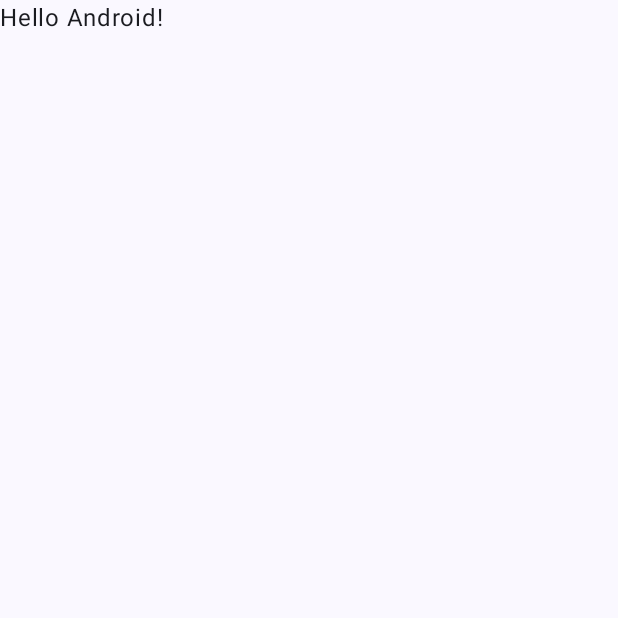
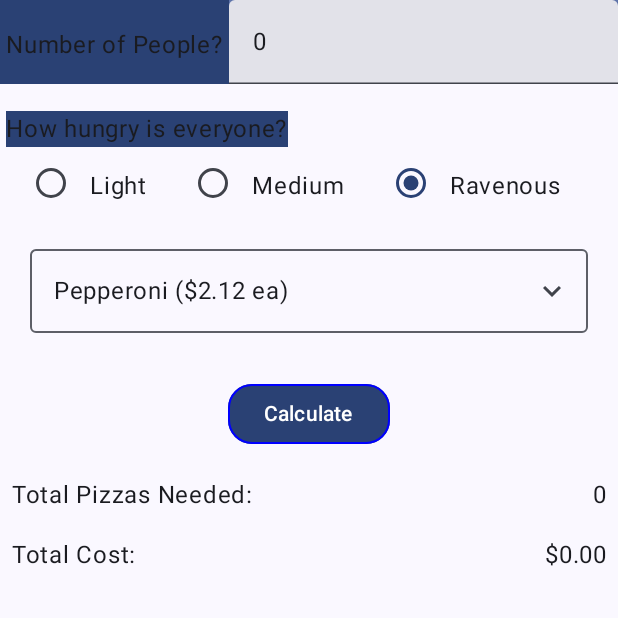
Before and after one commit to HAdamCode/CSCI448, an Android app built with Jetpack Compose: the screen it shows after launch (MainActivity), on a phone screen of 412 x 824 dp, the top half of it. Before the commit the part shown is almost empty. Run offline under Robolectric (Android 15) with nearby library versions, the phone set to English and light mode, and no system bars.

Commit message:
A1 Finished

```diff
--- a/hadam_A1/app/src/main/java/com/csci448/hadam/hadam_a1/MainActivity.kt
+++ b/hadam_A1/app/src/main/java/com/csci448/hadam/hadam_a1/MainActivity.kt
@@ -11,47 +11,41 @@ import androidx.compose.material3.Text
 import androidx.compose.runtime.Composable
 import androidx.compose.ui.Modifier
 import androidx.compose.ui.tooling.preview.Preview
+import com.csci448.hadam.hadam_a1.data.Pizza
+import com.csci448.hadam.hadam_a1.data.PizzaRepo
 import com.csci448.hadam.hadam_a1.presentation.*
 import com.csci448.hadam.hadam_a1.ui.theme.Hadam_A1Theme
 
 class MainActivity : ComponentActivity() {
     override fun onCreate(savedInstanceState: Bundle?) {
         super.onCreate(savedInstanceState)
+        var vm = PizzaViewModel(PizzaRepo.pizzas)
         setContent {
             Hadam_A1Theme {
-                // A surface container using the 'background' color from the theme
-                Surface(
-                    modifier = Modifier.fillMaxSize(),
-                    color = MaterialTheme.colorScheme.background
-                ) {
-                    Greeting("Android")
-                }
+                Surface(modifier = Modifier.fillMaxSize()) { PizzaScreen(vm) }
             }
         }
     }
 }
 
-@Composable
-fun Greeting(name: String) {
-    Text(text = "Hello $name!")
-}
-
 @Preview(showBackground = true)
 @Composable
 fun DefaultPreview() {
+    var vm = PizzaViewModel(PizzaRepo.pizzas)
     Hadam_A1Theme {
-        PizzaScreen()
+        PizzaScreen(vm)
     }
 }
 
 @Composable
-fun PizzaScreen() {
+fun PizzaScreen(vm : PizzaViewModel) {
     Column {
-        NumPeople()
-        Hunger()
-        PizzaSelect(10)
-        CalculateButton()
-        TotalPizzas(20)
-        TotalCost(40.30)
+        vm.InitTotals()
+        NumPeople(vm)
+        Hunger(vm)
+        PizzaSelect(vm)
+        CalculateButton(vm) {vm.selectedTotalPizzaState.value = it}
+        TotalPizzas(vm.selectedTotalPizzaState.value)
+        TotalCost(vm.selectedTotalCostState.value)
     }
 }
--- a/hadam_A1/app/src/main/java/com/csci448/hadam/hadam_a1/data/Pizza.kt
+++ b/hadam_A1/app/src/main/java/com/csci448/hadam/hadam_a1/data/Pizza.kt
@@ -1,3 +1,3 @@
 package com.csci448.hadam.hadam_a1.data
 
-data class Pizza(var name: String, var costPerPie: Double)
+data class Pizza(var name: Int, var costPerPie: Double)
--- a/hadam_A1/app/src/main/java/com/csci448/hadam/hadam_a1/data/PizzaRepo.kt
+++ b/hadam_A1/app/src/main/java/com/csci448/hadam/hadam_a1/data/PizzaRepo.kt
@@ -1,13 +1,15 @@
 package com.csci448.hadam.hadam_a1.data
+
+import com.csci448.hadam.hadam_a1.R
 
 object PizzaRepo {
     var pizzas =
         listOf(
-            Pizza("Pepperoni", 2.12),
-            Pizza("Vegetarian", 3.42),
-            Pizza("Vegan", 5.01),
-            Pizza("Meat Lovers", 2.13),
-            Pizza("Cheese", 2.06),
-            Pizza("Ham and Pineapple", 10.97)
+            Pizza(R.string.Pepperoni, 2.12),
+            Pizza(R.string.Vegetarian, 3.42),
+            Pizza(R.string.Vegan, 5.01),
+            Pizza(R.string.Meat_Lovers, 2.13),
+            Pizza(R.string.Cheese, 2.06),
+            Pizza(R.string.Ham_and_Pineapple, 10.97)
         )
 }
--- a/hadam_A1/app/src/main/java/com/csci448/hadam/hadam_a1/presentation/CalculateButton.kt
+++ b/hadam_A1/app/src/main/java/com/csci448/hadam/hadam_a1/presentation/CalculateButton.kt
@@ -1,5 +1,6 @@
 package com.csci448.hadam.hadam_a1.presentation
 
+import android.widget.Toast
 import androidx.compose.foundation.BorderStroke
 import androidx.compose.foundation.layout.*
 import androidx.compose.material3.Button
@@ -10,12 +11,17 @@ import androidx.compose.ui.Alignment
 import androidx.compose.ui.Modifier
 import androidx.compose.ui.graphics.Color
 import androidx.compose.ui.graphics.SolidColor
+import androidx.compose.ui.res.stringResource
 import androidx.compose.ui.tooling.preview.Preview
 import androidx.compose.ui.unit.Dp
 import androidx.compose.ui.unit.dp
+import com.csci448.hadam.hadam_a1.R
+import com.csci448.hadam.hadam_a1.data.Pizza
+import com.csci448.hadam.hadam_a1.data.PizzaRepo
+import java.lang.StrictMath.ceil
 
 @Composable
-fun CalculateButton() {
+fun CalculateButton(vm : PizzaViewModel, onCalculateClick : (Int?) -> Unit) {
     Column (
         modifier = Modifier
             .fillMaxWidth(),
@@ -23,20 +29,21 @@ fun CalculateButton() {
     ) {
 //        val context = ContextAmbient.current
         Button(
-            onClick = {null}, //Toast.makeText(this, "Test", Toast.LENGTH_LONG).show()
+            onClick = {onCalculateClick(vm.SetTotals())}, //Toast.makeText(this, "Test", Toast.LENGTH_LONG).show()
             modifier = Modifier.padding(all = Dp(10F)),
             enabled = true,
             border = BorderStroke(width = 1.dp, brush = SolidColor(Color.Blue)),
             shape = MaterialTheme.shapes.large,
 
         ) {
-            Text(text = "Calculate", color = Color.White)
+            Text(text = stringResource(id = R.string.Calculate), color = Color.White)
         }
     }
 }
 
 @Composable
 @Preview
-fun PreivewCalculateButton() {
-    CalculateButton()
+fun PreviewCalculateButton() {
+    var vm = PizzaViewModel(PizzaRepo.pizzas)
+    CalculateButton(vm, onCalculateClick = {})
 }
--- a/hadam_A1/app/src/main/java/com/csci448/hadam/hadam_a1/presentation/Hunger.kt
+++ b/hadam_A1/app/src/main/java/com/csci448/hadam/hadam_a1/presentation/Hunger.kt
@@ -9,17 +9,24 @@ import androidx.compose.runtime.mutableStateOf
 import androidx.compose.ui.tooling.preview.Preview
 import androidx.compose.runtime.remember
 import androidx.compose.ui.Modifier
+import androidx.compose.ui.res.stringResource
 import androidx.compose.ui.unit.dp
+import com.csci448.hadam.hadam_a1.R
+import com.csci448.hadam.hadam_a1.data.PizzaRepo
 
 @OptIn(ExperimentalMaterial3Api::class)
 @Composable
-fun Hunger() {
-    val options = listOf("Light", "Medium", "Ravenous")
+fun Hunger(vm : PizzaViewModel) {
+    val options = listOf(stringResource(id = R.string.Light),
+        stringResource(id = R.string.Medium),
+        stringResource(id = R.string.Ravenous))
     val (selectedOption, onOptionSelected) = remember { mutableStateOf(options[2]) }
+    vm.selectedHungerState?.value = selectedOption
     Row() {
         Column() {
-            Text(text = "How hungry is everyone?",
-                Modifier.padding(top = 18.dp, bottom = 0.dp, start = 4.dp, end = 4.dp)
+            Text(text = stringResource(id = R.string.How_hungry_is_everyone),
+                Modifier
+                    .padding(top = 18.dp, bottom = 0.dp, start = 4.dp, end = 4.dp)
                     .background(color = MaterialTheme.colorScheme.primary)
             )
             Row() {
@@ -56,11 +63,6 @@ fun Hunger() {
 @Composable
 @Preview
 fun PreivewHunger() {
-    Hunger()
+    var vm = PizzaViewModel(PizzaRepo.pizzas)
+    Hunger(vm)
 }
-
-@Composable
-fun RadioButtonComponent() {
-
-
-}
--- a/hadam_A1/app/src/main/java/com/csci448/hadam/hadam_a1/presentation/NumPeople.kt
+++ b/hadam_A1/app/src/main/java/com/csci448/hadam/hadam_a1/presentation/NumPeople.kt
@@ -12,24 +12,31 @@ import androidx.compose.runtime.Composable
 import androidx.compose.runtime.mutableStateOf
 import androidx.compose.runtime.remember
 import androidx.compose.ui.Modifier
+import androidx.compose.ui.res.stringResource
 import androidx.compose.ui.text.input.KeyboardType
 import androidx.compose.ui.text.input.TextFieldValue
+import androidx.compose.ui.text.input.getSelectedText
 import androidx.compose.ui.tooling.preview.Preview
 import androidx.compose.ui.unit.dp
+import com.csci448.hadam.hadam_a1.R
+import com.csci448.hadam.hadam_a1.data.PizzaRepo
 
 @Composable
-fun NumPeople() {
-    val inputValue = remember { mutableStateOf(TextFieldValue()) }
-    Row(modifier = Modifier.background(color = MaterialTheme.colorScheme.primary).fillMaxWidth()) {
+fun NumPeople(vm : PizzaViewModel) {
+    val inputValue = remember { mutableStateOf("0") }
+    vm.selectedNumPeopleState.value = inputValue.value.toIntOrNull()
+    Row(modifier = Modifier
+        .background(color = MaterialTheme.colorScheme.primary)
+        .fillMaxWidth()) {
         Text(
-            text = "Number of People?",
-            Modifier.padding(top = 18.dp, bottom = 0.dp, start = 4.dp, end = 4.dp)
+            text = stringResource(id = R.string.Num_People_Question),
+            Modifier
+                .padding(top = 18.dp, bottom = 0.dp, start = 4.dp, end = 4.dp)
                 .background(color = MaterialTheme.colorScheme.primary)
         )
         TextField(
             value = inputValue.value,
             onValueChange = { inputValue.value = it },
-            placeholder = {Text(text = "0")},
             keyboardOptions = KeyboardOptions(keyboardType = KeyboardType.Number),
             maxLines = 1,
             singleLine = true,
@@ -41,5 +48,6 @@ fun NumPeople() {
 @Composable
 @Preview
 fun PreviewNumPeople() {
-    NumPeople()
+    var vm = PizzaViewModel(PizzaRepo.pizzas)
+    NumPeople(vm)
 }
--- a/hadam_A1/app/src/main/java/com/csci448/hadam/hadam_a1/presentation/PizzaSelect.kt
+++ b/hadam_A1/app/src/main/java/com/csci448/hadam/hadam_a1/presentation/PizzaSelect.kt
@@ -15,20 +15,25 @@ import androidx.compose.ui.Modifier
 import androidx.compose.ui.geometry.Size
 import androidx.compose.ui.layout.onGloballyPositioned
 import androidx.compose.ui.platform.LocalDensity
+import androidx.compose.ui.res.stringResource
 import androidx.compose.ui.tooling.preview.Preview
 import androidx.compose.ui.unit.dp
 import androidx.compose.ui.unit.toSize
 import com.csci448.hadam.hadam_a1.data.PizzaRepo
 
 @Composable
-fun PizzaSelect(numSlices: Int) {
-    var totalPrice = "%.2f".format(numSlices * PizzaRepo.pizzas.firstOrNull()!!.costPerPie)
+fun PizzaSelect(vm : PizzaViewModel) {
+    var numSlices = 8
+    var totalPrice = "%.2f".format(PizzaRepo.pizzas.firstOrNull()!!.costPerPie)
     var mExpanded by remember { mutableStateOf(false) }
     val mPizzas = PizzaRepo.pizzas
+    val initText = "${stringResource(id = PizzaRepo.pizzas.firstOrNull()!!.name)} " +
+    "($${totalPrice} ea)"
     var selectedPizza by remember { mutableStateOf(
-        "${PizzaRepo.pizzas.firstOrNull()!!.name} " +
-                "($${totalPrice} ea)")}
+        initText)}
     var mTextFieldSize by remember { mutableStateOf(Size.Zero)}
+    var price by remember { mutableStateOf(PizzaRepo.pizzas.first().costPerPie) }
+    vm.selectedPriceState.value = price
     val icon = if (mExpanded)
         Icons.Filled.KeyboardArrowUp
     else
@@ -55,12 +60,13 @@ fun PizzaSelect(numSlices: Int) {
                 .width(with(LocalDensity.current){mTextFieldSize.width.toDp()})
         ) {
             mPizzas.forEach { label ->
-                DropdownMenuItem(text = { Text(text = "${label.name} " +
-                        "($${"%.2f".format(label.costPerPie * numSlices)} ea)") },
+                val text = "${stringResource(id = label.name)} " +
+                        "($${"%.2f".format(label.costPerPie)} ea)"
+                DropdownMenuItem(text = { Text(text = text) },
                     onClick = {
-                    selectedPizza = "${label.name} " +
-                            "($${"%.2f".format(label.costPerPie * numSlices)} ea)"
+                    selectedPizza = text
                     mExpanded = false
+                        price = "%.2f".format(label.costPerPie).toDouble()
                 })
             }
         }
@@ -70,5 +76,6 @@ fun PizzaSelect(numSlices: Int) {
 @Composable
 @Preview
 fun PreviewPizzaSelect() {
-    PizzaSelect(10)
+    var vm = PizzaViewModel(PizzaRepo.pizzas)
+    PizzaSelect(vm)
 }
--- /dev/null
+++ b/hadam_A1/app/src/main/java/com/csci448/hadam/hadam_a1/presentation/PizzaViewModel.kt
@@ -0,0 +1,56 @@
+package com.csci448.hadam.hadam_a1.presentation
+
+import androidx.compose.runtime.MutableState
+import androidx.compose.runtime.mutableStateOf
+import com.csci448.hadam.hadam_a1.data.Pizza
+
+class PizzaViewModel {
+    constructor(pizza : List<Pizza>){
+
+    }
+    val selectedPriceState: MutableState<Double?> = mutableStateOf(null);
+    val selectedHungerState: MutableState<String?> = mutableStateOf(null);
+    val selectedNumPeopleState: MutableState<Int?> = mutableStateOf(null);
+    val selectedTotalPizzaState: MutableState<Int?> = mutableStateOf(null);
+    val selectedTotalCostState: MutableState<Double?> = mutableStateOf(null);
+
+    fun InitTotals() {
+        if (selectedTotalPizzaState.value == null) {
+            selectedTotalPizzaState.value = 0
+        }
+        if (selectedTotalCostState.value == null) {
+            selectedTotalCostState.value = 0.0
+        }
+    }
+
+    fun SetTotals(): Int?  {
+        if (selectedHungerState.value == "Light") {
+            selectedTotalPizzaState.value = StrictMath.ceil(
+                selectedNumPeopleState.value?.div(
+                    8.0
+                ) ?: 0.0
+            ).toInt()
+        }
+        else if (selectedHungerState.value == "Medium"){
+            selectedTotalPizzaState.value = StrictMath.ceil(
+                (selectedNumPeopleState.value?.times(2))?.div(8.0) ?: 0.0
+            ).toInt()
+        }
+        else {
+            selectedTotalPizzaState.value = StrictMath.ceil(
+                (selectedNumPeopleState.value?.times(
+                    4
+                ))?.div(8.0) ?: 0.0
+            ).toInt()
+        }
+        if (selectedNumPeopleState.value == null) {
+            selectedTotalPizzaState.value = 0
+        }
+        else {
+            selectedTotalCostState.value = selectedTotalPizzaState.value?.times(selectedPriceState.value!!)
+        }
+
+        return selectedTotalPizzaState.value
+    }
+
+}
--- a/hadam_A1/app/src/main/java/com/csci448/hadam/hadam_a1/presentation/TotalCost.kt
+++ b/hadam_A1/app/src/main/java/com/csci448/hadam/hadam_a1/presentation/TotalCost.kt
@@ -6,22 +6,25 @@ import androidx.compose.foundation.layout.padding
 import androidx.compose.material3.Text
 import androidx.compose.runtime.Composable
 import androidx.compose.ui.Modifier
+import androidx.compose.ui.res.stringResource
 import androidx.compose.ui.text.style.TextAlign
 import androidx.compose.ui.tooling.preview.Preview
 import androidx.compose.ui.unit.dp
+import com.csci448.hadam.hadam_a1.R
 
 @Composable
-fun TotalCost(totalCost: Double) {
+fun TotalCost(totalCost: Double?) {
     var total = "%.2f".format(totalCost)
     Row(modifier = Modifier
         .fillMaxWidth()
         .padding(top = 8.dp, bottom = 8.dp))
     {
-        Text(text = "Total Cost:",
+        Text(text = stringResource(id = R.string.Total_Cost),
             Modifier.padding(start = 8.dp))
-        Text(text = ("%.2f".format(totalCost)),
+        Text(text = "$" + ("%.2f".format(totalCost)),
             textAlign = TextAlign.Right,
-            modifier = Modifier.fillMaxWidth()
+            modifier = Modifier
+                .fillMaxWidth()
                 .padding(end = 8.dp))
     }
 }
--- a/hadam_A1/app/src/main/java/com/csci448/hadam/hadam_a1/presentation/TotalPizzas.kt
+++ b/hadam_A1/app/src/main/java/com/csci448/hadam/hadam_a1/presentation/TotalPizzas.kt
@@ -10,22 +10,26 @@ import androidx.compose.ui.Alignment
 import androidx.compose.ui.Modifier
 import androidx.compose.ui.graphics.Color
 import androidx.compose.ui.graphics.SolidColor
+import androidx.compose.ui.res.stringResource
 import androidx.compose.ui.text.style.TextAlign
 import androidx.compose.ui.tooling.preview.Preview
 import androidx.compose.ui.unit.Dp
 import androidx.compose.ui.unit.dp
+import com.csci448.hadam.hadam_a1.R
 
 @Composable
-fun TotalPizzas(totalPizzas: Int) {
+fun TotalPizzas(totalPizzas: Int?) {
+
     Row(modifier = Modifier
         .fillMaxWidth()
         .padding(top = 8.dp, bottom = 8.dp))
     {
-        Text(text = "Total Pizzas Needed:",
+        Text(text = stringResource(id = R.string.Total_Pizzas_Needed),
         Modifier.padding(start = 8.dp))
         Text(text = totalPizzas.toString(),
             textAlign = TextAlign.Right,
-            modifier = Modifier.fillMaxWidth()
+            modifier = Modifier
+                .fillMaxWidth()
                 .padding(end = 8.dp))
     }
 }
--- a/hadam_A1/app/src/main/res/values/strings.xml
+++ b/hadam_A1/app/src/main/res/values/strings.xml
@@ -1,3 +1,18 @@
 <resources>
     <string name="app_name">hadam_A1</string>
+    <string name="Pepperoni">Pepperoni</string>
+    <string name="Vegetarian">Vegetarian</string>
+    <string name="Vegan">Vegan</string>
+    <string name="Meat_Lovers">Meat Lovers</string>
+    <string name="Cheese">Cheese</string>
+    <string name="Ham_and_Pineapple">Ham and Pineapple</string>
+    <string name="Num_People_Question">Number of People?</string>
+    <string name="Light">Light</string>
+    <string name="Medium">Medium</string>
+    <string name="Ravenous">Ravenous</string>
+    <string name="How_hungry_is_everyone">How hungry is everyone?</string>
+    <string name="Calculate">Calculate</string>
+    <string name="Total_Pizzas_Needed">Total Pizzas Needed:</string>
+    <string name="Total_Cost">Total Cost:</string>
+
 </resources>
```
